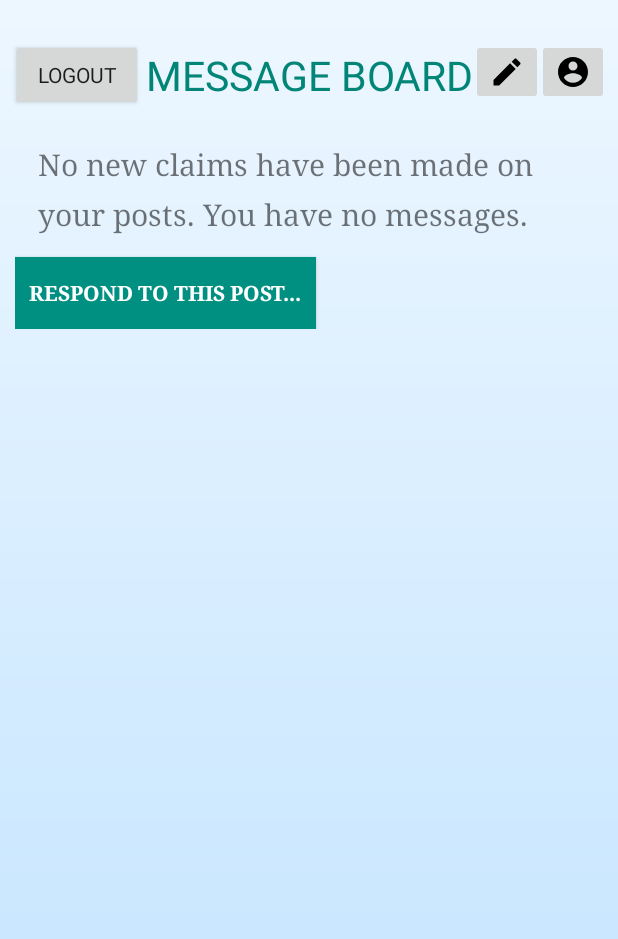
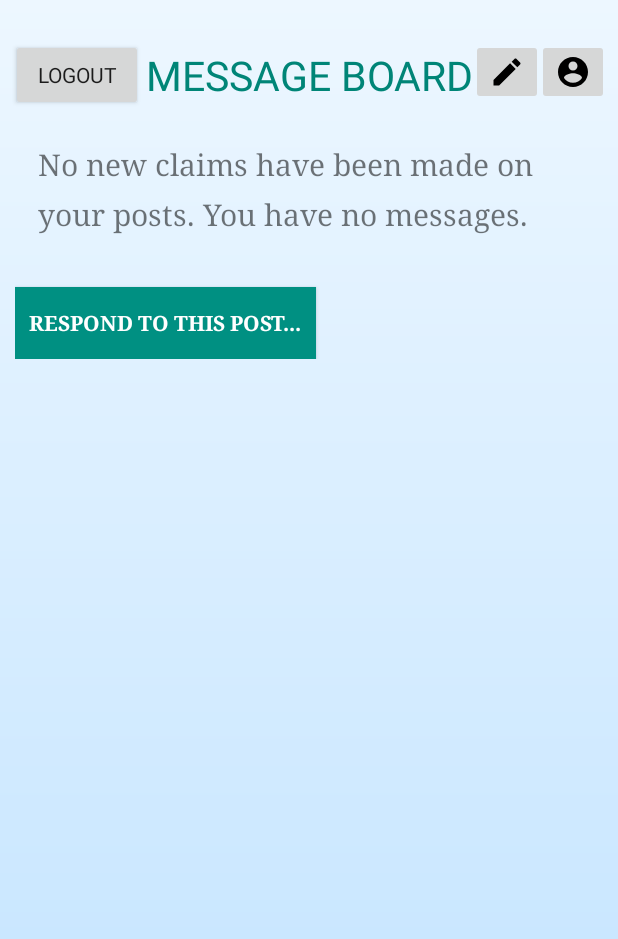
Before and after one commit to khann18/Care-to-Share, an Android app: the layout view_message_board.xml on its own in the app's theme, with its tools: preview values and no code run, on a phone screen of 412 x 824 dp. Shown: the top 939 px of the screen. Run offline under Robolectric (Android 15) with nearby library versions, the phone set to English and light mode, and no system bars.

Commit message:
Improved UI

```diff
--- a/mobile/app/src/main/res/layout/view_message_board.xml
+++ b/mobile/app/src/main/res/layout/view_message_board.xml
@@ -99,7 +99,10 @@
             <RadioGroup
                 android:id="@+id/radiogroup"
                 android:layout_width="wrap_content"
-                android:layout_height="wrap_content"></RadioGroup>
+                android:layout_marginTop="20dp"
+
+                android:layout_height="wrap_content">
+            </RadioGroup>
 
 
             <Button
```
Also changed, not shown: mobile/app/src/main/java/edu/upenn/cis350/cis350finalproject/MessageBoardActivity.java (+8 -1 lines).
